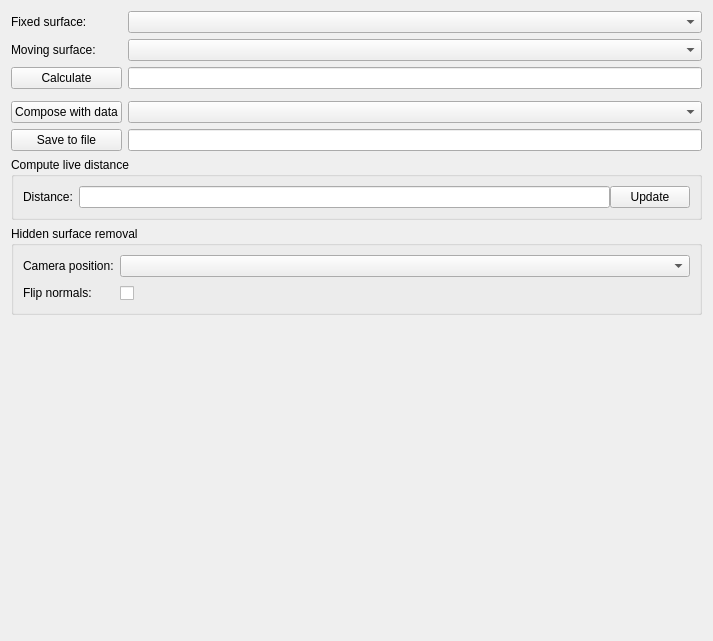
This is Code/Gui/MITK/Plugins/uk.ac.ucl.cmic.igisurfacereg/src/internal/SurfaceRegView.ui in NifTK/NifTK as Qt 5 draws it before an edit. The edited form follows.
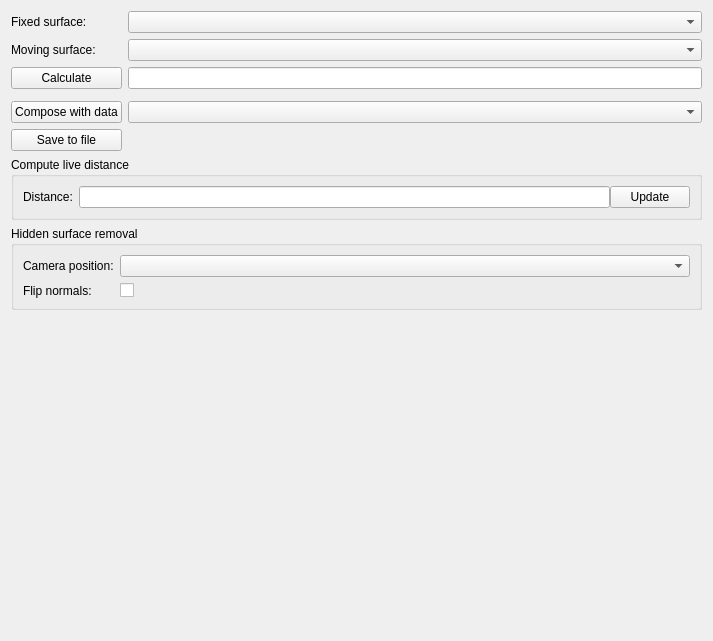
This is the edited form. Custom widgets are drawn as their Qt base class.

What changed in the file:
```diff
--- a/Code/Gui/MITK/Plugins/uk.ac.ucl.cmic.igisurfacereg/src/internal/SurfaceRegView.ui
+++ b/Code/Gui/MITK/Plugins/uk.ac.ucl.cmic.igisurfacereg/src/internal/SurfaceRegView.ui
@@ -73,9 +73,6 @@
        <item row="4" column="1">
         <widget class="QmitkDataStorageCheckableComboBox" name="m_ComposeWithDataNode"/>
        </item>
-       <item row="5" column="1">
-        <widget class="ctkPathLineEdit" name="m_SaveToFilePathEdit"/>
-       </item>
        <item row="5" column="0">
         <widget class="QPushButton" name="m_SaveToFileButton">
          <property name="text">
@@ -152,7 +149,7 @@
            <string>If your &quot;moving surface&quot; is inside-out.</string>
           </property>
           <property name="text">
-           <string> </string>
+           <string/>
           </property>
          </widget>
         </item>
@@ -192,11 +189,6 @@
    <extends>QComboBox</extends>
    <header>QmitkDataStorageComboBox.h</header>
   </customwidget>
-  <customwidget>
-   <class>ctkPathLineEdit</class>
-   <extends>QLineEdit</extends>
-   <header>ctkPathLineEdit.h</header>
-  </customwidget>
   <customwidget>
    <class>ctkMatrixWidget</class>
    <extends>QWidget</extends>
```
